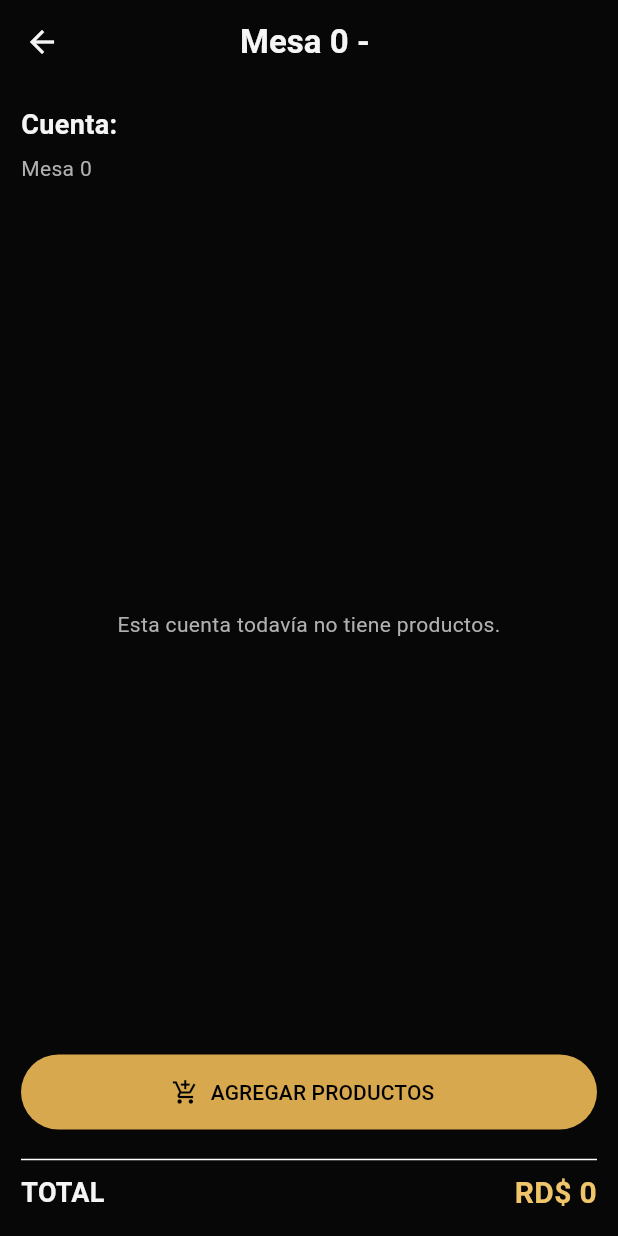
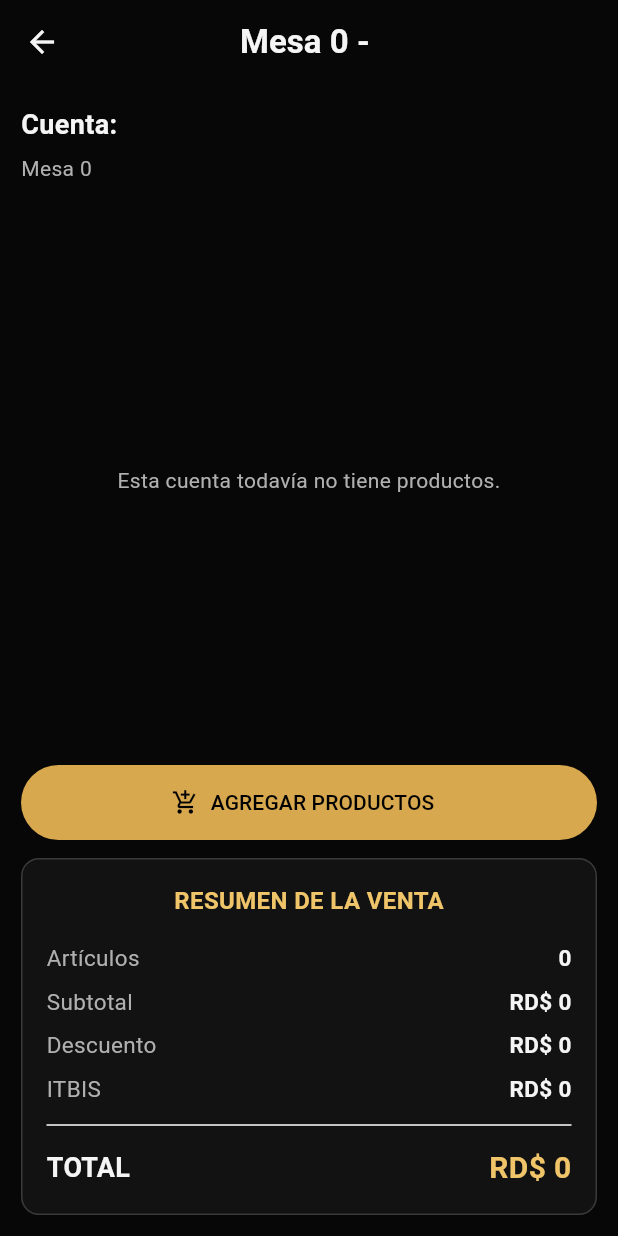
Before and after one commit to Elilearner/privity_pos, a Flutter app: the InvoiceScreen screen opened directly with empty values, on a phone screen of 412 x 824 dp. Run offline on Flutter 3.47's test engine with Material 3 defaults, Android fonts, the phone set to English and light mode, and no system bars.

Commit message:
feat(invoice): polish professional invoice UI

```diff
--- a/lib/screens/invoice/invoice_screen.dart
+++ b/lib/screens/invoice/invoice_screen.dart
@@ -1,11 +1,11 @@
 import 'package:flutter/material.dart';
 
 import '../../core/app_colors.dart';
-import '../../core/currency_formatter.dart';
 import '../../models/invoice_item.dart';
 import '../../models/table_account.dart';
 import '../../services/service_locator.dart';
 import '../../widgets/invoice/invoice_item_card.dart';
+import '../../widgets/invoice/invoice_summary_card.dart';
 import '../product_picker/product_picker_screen.dart';
 
 class InvoiceScreen extends StatefulWidget {
@@ -65,8 +65,6 @@ class _InvoiceScreenState extends State<InvoiceScreen> {
 
                         return InvoiceItemCard(
                           item: item,
-
-                          // Aumentar cantidad
                           onIncrease: () {
                             Services.sales.increaseProductQuantity(
                               account: account,
@@ -75,8 +73,6 @@ class _InvoiceScreenState extends State<InvoiceScreen> {
 
                             setState(() {});
                           },
-
-                          // Disminuir cantidad
                           onDecrease: () async {
                             if (item.quantity > 1) {
                               Services.sales.decreaseProductQuantity(
@@ -103,8 +99,6 @@ class _InvoiceScreenState extends State<InvoiceScreen> {
 
                             setState(() {});
                           },
-
-                          // Eliminar producto directamente
                           onDelete: () async {
                             final shouldDelete = await _confirmDeleteProduct(
                               item,
@@ -152,29 +146,10 @@ class _InvoiceScreenState extends State<InvoiceScreen> {
             ),
 
             const SizedBox(height: 12),
-            const Divider(),
 
-            Row(
-              children: [
-                const Expanded(
-                  child: Text(
-                    'TOTAL',
-                    style: TextStyle(
-                      color: AppColors.textPrimary,
-                      fontSize: 18,
-                      fontWeight: FontWeight.bold,
-                    ),
-                  ),
-                ),
-                Text(
-                  CurrencyFormatter.format(account.subtotal),
-                  style: const TextStyle(
-                    color: AppColors.goldLight,
-                    fontSize: 20,
-                    fontWeight: FontWeight.bold,
-                  ),
-                ),
-              ],
+            InvoiceSummaryCard(
+              totalItems: account.totalItems,
+              subtotal: account.subtotal,
             ),
           ],
         ),
@@ -189,9 +164,7 @@ class _InvoiceScreenState extends State<InvoiceScreen> {
         return AlertDialog(
           title: const Text('Eliminar producto'),
           content: Text(
-            '¿Deseas eliminar '
-            '${item.product.name} '
-            'de esta cuenta?',
+            '¿Deseas eliminar ${item.product.name} de esta cuenta?',
           ),
           actions: [
             TextButton(
--- a/lib/widgets/invoice/invoice_item_card.dart
+++ b/lib/widgets/invoice/invoice_item_card.dart
@@ -44,11 +44,12 @@ class InvoiceItemCard extends StatelessWidget {
               ),
               IconButton(
                 onPressed: onDelete,
-                icon: const Icon(Icons.delete_outline),
+                tooltip: 'Eliminar producto',
+                icon: const Icon(Icons.delete_outline, color: Colors.redAccent),
               ),
             ],
           ),
-          const SizedBox(height: 8),
+          const SizedBox(height: 6),
           Text(
             '${CurrencyFormatter.format(item.unitPrice)} c/u',
             style: const TextStyle(
@@ -61,10 +62,15 @@ class InvoiceItemCard extends StatelessWidget {
             children: [
               IconButton(
                 onPressed: onDecrease,
-                icon: const Icon(Icons.remove_circle_outline),
+                tooltip: 'Disminuir cantidad',
+                icon: const Icon(
+                  Icons.remove_circle_outline,
+                  color: AppColors.goldLight,
+                ),
               ),
+              const SizedBox(width: 8),
               Container(
-                constraints: const BoxConstraints(minWidth: 40),
+                constraints: const BoxConstraints(minWidth: 36),
                 alignment: Alignment.center,
                 child: Text(
                   '${item.quantity}',
@@ -75,16 +81,21 @@ class InvoiceItemCard extends StatelessWidget {
                   ),
                 ),
               ),
+              const SizedBox(width: 8),
               IconButton(
                 onPressed: onIncrease,
-                icon: const Icon(Icons.add_circle_outline),
+                tooltip: 'Aumentar cantidad',
+                icon: const Icon(
+                  Icons.add_circle_outline,
+                  color: AppColors.goldLight,
+                ),
               ),
               const Spacer(),
               Text(
                 CurrencyFormatter.format(item.total),
                 style: const TextStyle(
                   color: AppColors.goldLight,
-                  fontSize: 17,
+                  fontSize: 16,
                   fontWeight: FontWeight.bold,
                 ),
               ),
--- /dev/null
+++ b/lib/widgets/invoice/invoice_summary_card.dart
@@ -0,0 +1,105 @@
+import 'package:flutter/material.dart';
+
+import '../../core/app_colors.dart';
+import '../../core/currency_formatter.dart';
+
+class InvoiceSummaryCard extends StatelessWidget {
+  const InvoiceSummaryCard({
+    super.key,
+    required this.totalItems,
+    required this.subtotal,
+    this.discount = 0,
+    this.tax = 0,
+  });
+
+  final int totalItems;
+  final double subtotal;
+  final double discount;
+  final double tax;
+
+  double get total {
+    return subtotal - discount + tax;
+  }
+
+  @override
+  Widget build(BuildContext context) {
+    return Container(
+      padding: const EdgeInsets.all(16),
+      decoration: BoxDecoration(
+        color: AppColors.surface,
+        borderRadius: BorderRadius.circular(12),
+        border: Border.all(color: AppColors.border),
+      ),
+      child: Column(
+        children: [
+          const Text(
+            'RESUMEN DE LA VENTA',
+            style: TextStyle(
+              color: AppColors.goldLight,
+              fontWeight: FontWeight.bold,
+              fontSize: 16,
+            ),
+          ),
+          const SizedBox(height: 16),
+          _SummaryRow(title: 'Artículos', value: '$totalItems'),
+          const SizedBox(height: 8),
+          _SummaryRow(
+            title: 'Subtotal',
+            value: CurrencyFormatter.format(subtotal),
+          ),
+          const SizedBox(height: 8),
+          _SummaryRow(
+            title: 'Descuento',
+            value: CurrencyFormatter.format(discount),
+          ),
+          const SizedBox(height: 8),
+          _SummaryRow(title: 'ITBIS', value: CurrencyFormatter.format(tax)),
+          const Divider(height: 28),
+          _SummaryRow(
+            title: 'TOTAL',
+            value: CurrencyFormatter.format(total),
+            isTotal: true,
+          ),
+        ],
+      ),
+    );
+  }
+}
+
+class _SummaryRow extends StatelessWidget {
+  const _SummaryRow({
+    required this.title,
+    required this.value,
+    this.isTotal = false,
+  });
+
+  final String title;
+  final String value;
+  final bool isTotal;
+
+  @override
+  Widget build(BuildContext context) {
+    return Row(
+      children: [
+        Expanded(
+          child: Text(
+            title,
+            style: TextStyle(
+              color: isTotal ? AppColors.textPrimary : AppColors.textSecondary,
+              fontWeight: isTotal ? FontWeight.bold : FontWeight.normal,
+              fontSize: isTotal ? 18 : 15,
+            ),
+          ),
+        ),
+        Text(
+          value,
+          style: TextStyle(
+            color: isTotal ? AppColors.goldLight : AppColors.textPrimary,
+            fontWeight: FontWeight.bold,
+            fontSize: isTotal ? 20 : 15,
+          ),
+        ),
+      ],
+    );
+  }
+}
```
